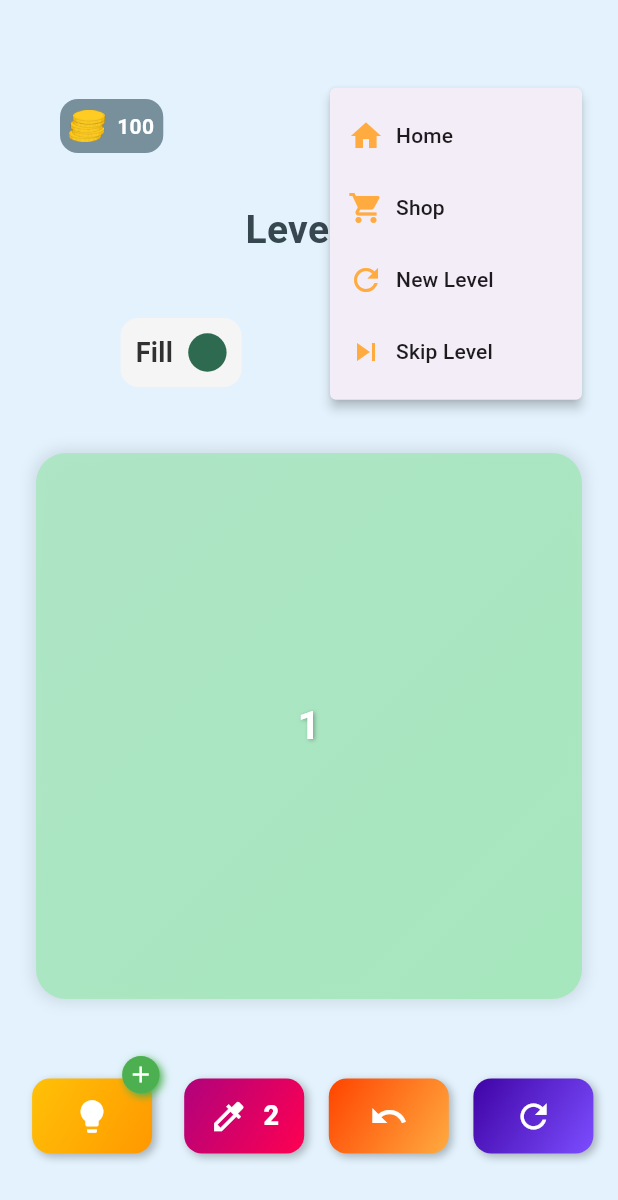
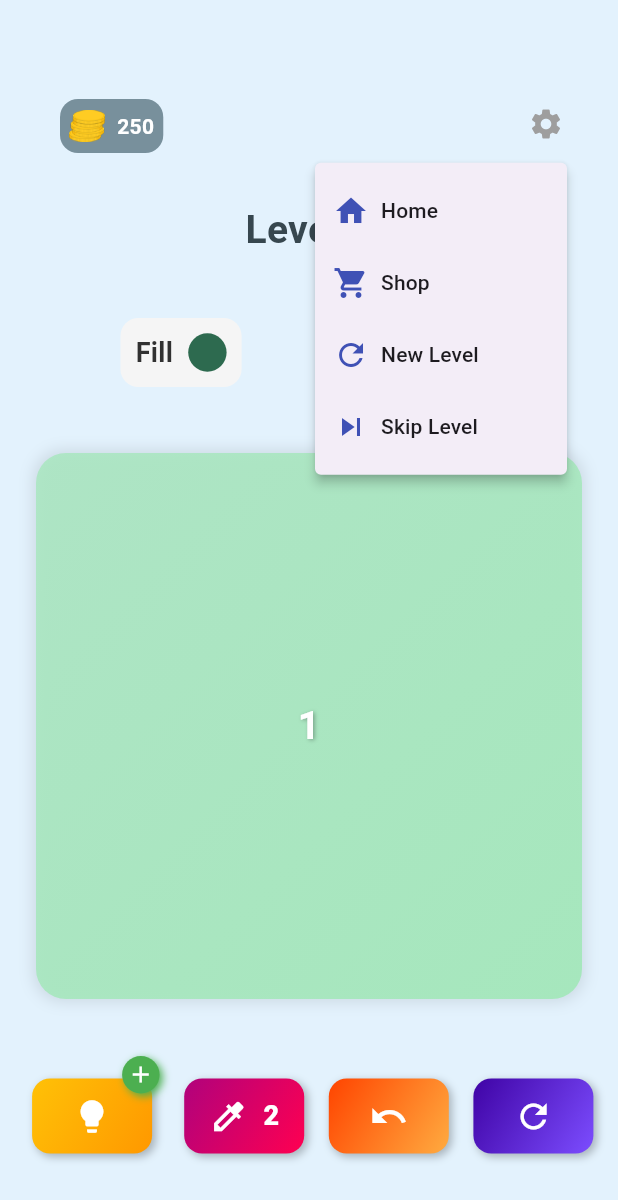
Before and after one commit to theokramer/logicalColors, a Flutter app: the screen it shows after launch, after a tap on the "settings" icon, on a phone screen of 412 x 824 dp. Shown: the top 1200 px of the screen. Run offline on Flutter 3.47's test engine with Material 3 defaults, Android fonts, the light colour scheme and no system bars; our stand-ins replace confetti; missing offline and left inert: dart:ffi; Roboto replaces fonts that are missing (Quicksand).

Commit message:
Small Changes

```diff
--- a/lib/puzzle_model.dart
+++ b/lib/puzzle_model.dart
@@ -4,7 +4,7 @@ import 'package:color_puzzle/puzzle_screen.dart';
 import 'package:flutter/material.dart';
 import 'package:flutter/widgets.dart';
 
-int coins = 100;
+int coins = 250;
 int currentWorld = 1;
 
   List<World> worlds = [
--- a/lib/puzzle_screen.dart
+++ b/lib/puzzle_screen.dart
@@ -71,6 +71,7 @@ class _PuzzleScreenState extends State<PuzzleScreen> with SingleTickerProviderSt
       });
     } else {
     }
+    Navigator.pop(context);
   }
 
       void handleBuyRem() {
@@ -83,6 +84,7 @@ class _PuzzleScreenState extends State<PuzzleScreen> with SingleTickerProviderSt
     } else {
       // Handle not enough coins
     }
+    Navigator.pop(context);
   }
 
   void handleWatchAdForHints() {
@@ -123,7 +125,18 @@ class _PuzzleScreenState extends State<PuzzleScreen> with SingleTickerProviderSt
                 child: Row(
                   mainAxisAlignment: MainAxisAlignment.spaceBetween,
                   children: [
-                    Container(
+                    GestureDetector(
+                      onTap: () {
+                        Navigator.of(context).push(
+                              FadePageRoute(
+                                page: ChangeNotifierProvider.value(
+                                  value: puzzle,
+                                  child: ShopScreen(),
+                                ),
+                              ),
+                            );
+                      },
+                      child: Container(
                         height: 65,
                         width: 150,
                         child: Stack(
@@ -143,7 +156,9 @@ class _PuzzleScreenState extends State<PuzzleScreen> with SingleTickerProviderSt
                           ],
                         ),
                       ),
+                    ),
                     PopupMenuButton<String>(
+                      offset: Offset(-10, 50),
                       enabled: !denyClick,
                       icon: Icon(Icons.settings, color: Colors.grey),
                       onSelected:
@@ -161,8 +176,11 @@ class _PuzzleScreenState extends State<PuzzleScreen> with SingleTickerProviderSt
                             break;
                           case 'shop':
                             Navigator.of(context).push(
-                              MaterialPageRoute(
-                                builder: (context) => ShopScreen(),
+                              FadePageRoute(
+                                page: ChangeNotifierProvider.value(
+                                  value: puzzle,
+                                  child: ShopScreen(),
+                                ),
                               ),
                             );
                             break;
@@ -213,10 +231,10 @@ class _PuzzleScreenState extends State<PuzzleScreen> with SingleTickerProviderSt
                         }
                       },
                       itemBuilder:  (BuildContext context) => <PopupMenuEntry<String>>[
-                        _buildPopupMenuItem('home', 'Home', Icons.home, Colors.orangeAccent),
-                        _buildPopupMenuItem('shop', 'Shop', Icons.shopping_cart, Colors.orangeAccent),
-                        _buildPopupMenuItem('refresh', 'New Level ${worlds[currentWorld-1].maxLevel <= selectedLevel ? '– 10 Coins' : ""}', Icons.refresh, Colors.orangeAccent),
-                        _buildPopupMenuItem('next', 'Skip Level ${worlds[currentWorld-1].maxLevel <= selectedLevel ? '– 100 Coins' : ""}', Icons.skip_next, Colors.orangeAccent),
+                        _buildPopupMenuItem('home', 'Home', Icons.home, Colors.indigo),
+                        _buildPopupMenuItem('shop', 'Shop', Icons.shopping_cart, Colors.indigo),
+                        _buildPopupMenuItem('refresh', 'New Level ${worlds[currentWorld-1].maxLevel <= selectedLevel ? '– 10 Coins' : ""}', Icons.refresh, Colors.indigo),
+                        _buildPopupMenuItem('next', 'Skip Level ${worlds[currentWorld-1].maxLevel <= selectedLevel ? '– 100 Coins' : ""}', Icons.skip_next, Colors.indigo),
                       ] ,
                     ),
                   ],
```
Also changed, not shown: 1 other file. Lines whose indentation alone changed are shown as unchanged.
